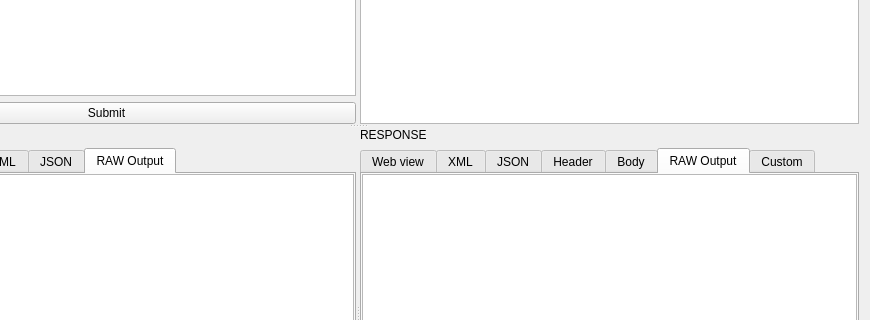
This is ui/Web/UiHttpWebRequests.ui in caffedrine/CryptoPocketKnife as Qt 5 draws it before an edit; both pictures show x 154 to 1024 and y 221 to 541 of the 1024 by 731 pixel window. The edited form follows.
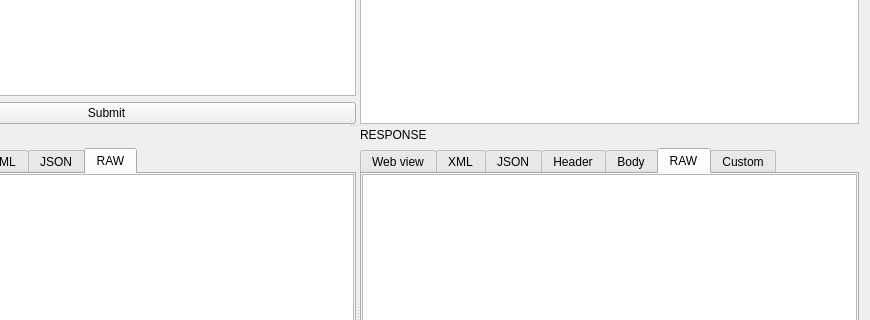
This is the edited form.

```diff
--- a/ui/Web/UiHttpWebRequests.ui
+++ b/ui/Web/UiHttpWebRequests.ui
@@ -247,7 +247,7 @@
           </widget>
           <widget class="QWidget" name="tab_REQUEST_RawOutput">
            <attribute name="title">
-            <string>RAW Output</string>
+            <string>RAW</string>
            </attribute>
            <layout class="QGridLayout" name="gridLayout_3">
             <property name="leftMargin">
@@ -392,7 +392,7 @@
           </widget>
           <widget class="QWidget" name="tab_RESPONSE_RawOutput">
            <attribute name="title">
-            <string>RAW Output</string>
+            <string>RAW</string>
            </attribute>
            <layout class="QGridLayout" name="gridLayout_2">
             <property name="leftMargin">
```
